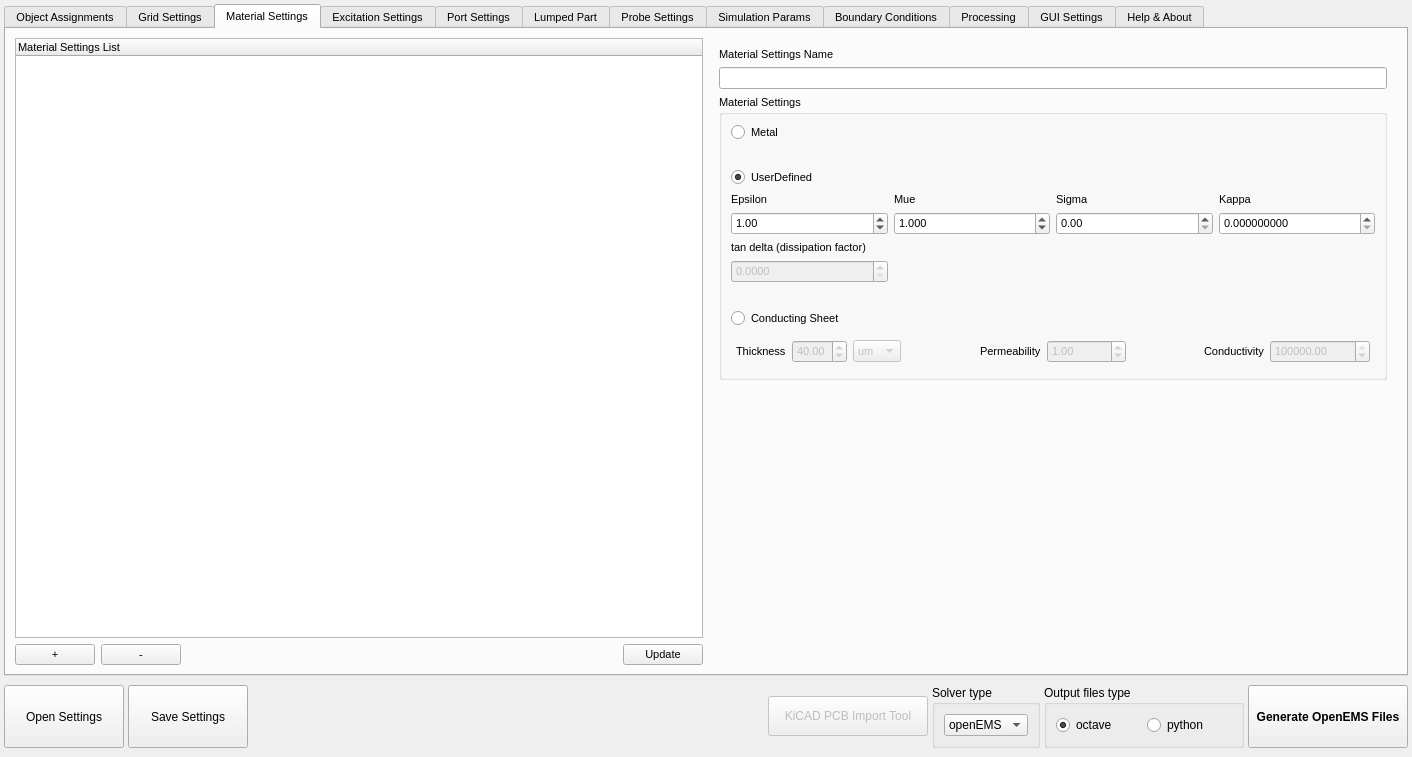
LubomirJagos42/FreeCAD-OpenEMS-Export, file ui/dialog_OpenEMS_Simulation_Creator.ui: the form before one commit.
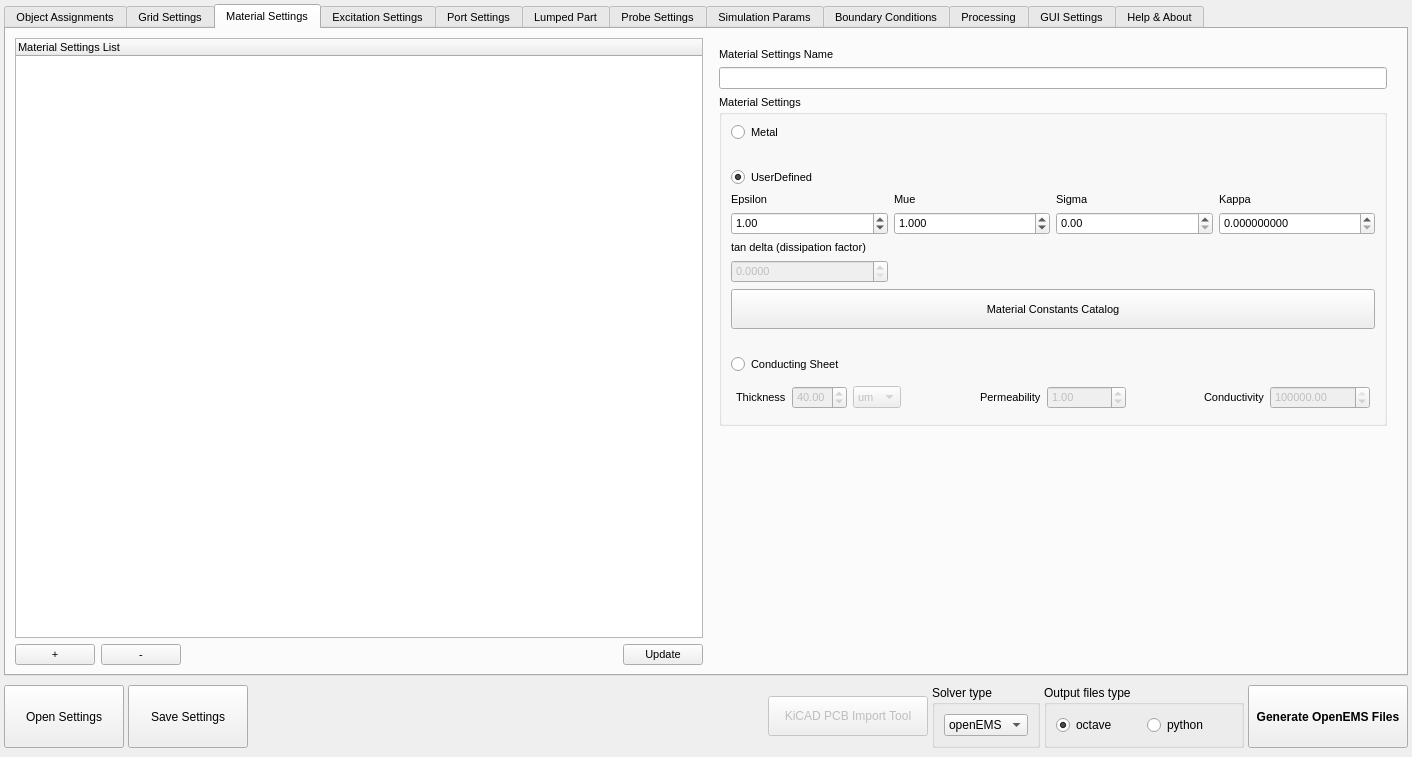
The form after the commit. The open tabs and pages were chosen to show the change.

Commit message: added material constants catalog window, after catalog is opened when row is double clicked everywhere values are written to material fields then it's needed to click on update or plus button

```diff
--- a/ui/dialog_OpenEMS_Simulation_Creator.ui
+++ b/ui/dialog_OpenEMS_Simulation_Creator.ui
@@ -1912,6 +1912,28 @@
                   </item>
                  </layout>
                 </item>
+                <item>
+                 <widget class="QPushButton" name="MaterialConstantsCatalogButton">
+                  <property name="enabled">
+                   <bool>true</bool>
+                  </property>
+                  <property name="minimumSize">
+                   <size>
+                    <width>160</width>
+                    <height>40</height>
+                   </size>
+                  </property>
+                  <property name="baseSize">
+                   <size>
+                    <width>160</width>
+                    <height>40</height>
+                   </size>
+                  </property>
+                  <property name="text">
+                   <string>Material Constants Catalog</string>
+                  </property>
+                 </widget>
+                </item>
                 <item>
                  <spacer name="verticalSpacer_11">
                   <property name="orientation">
```
The commit also changes 5 other files.
